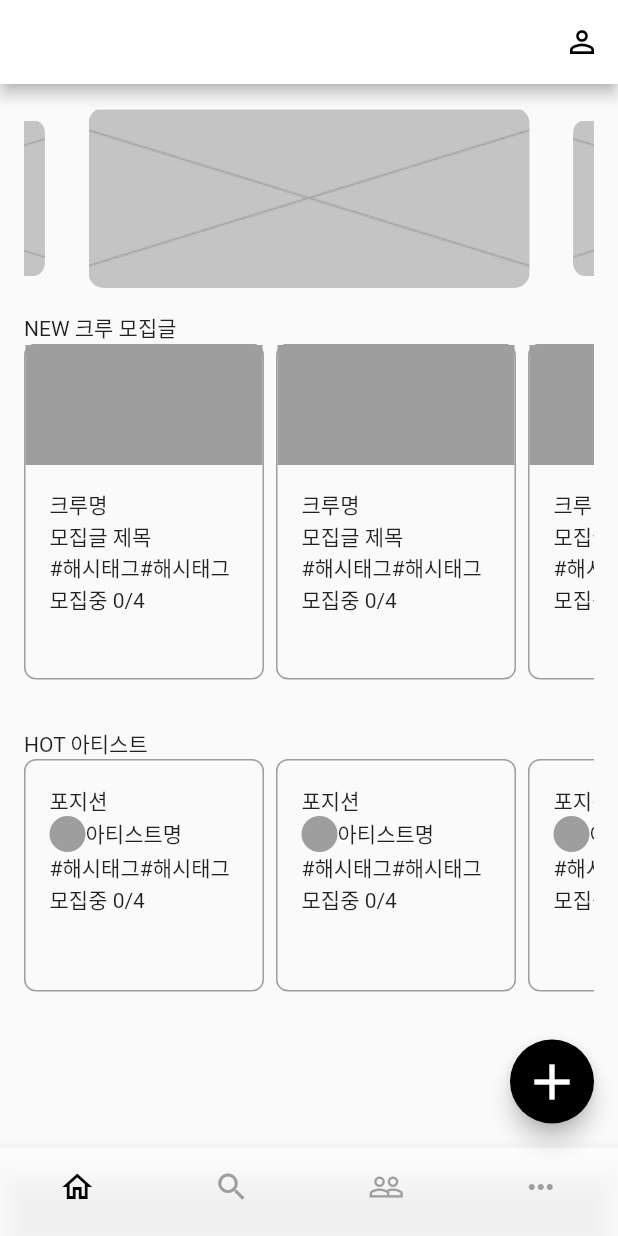
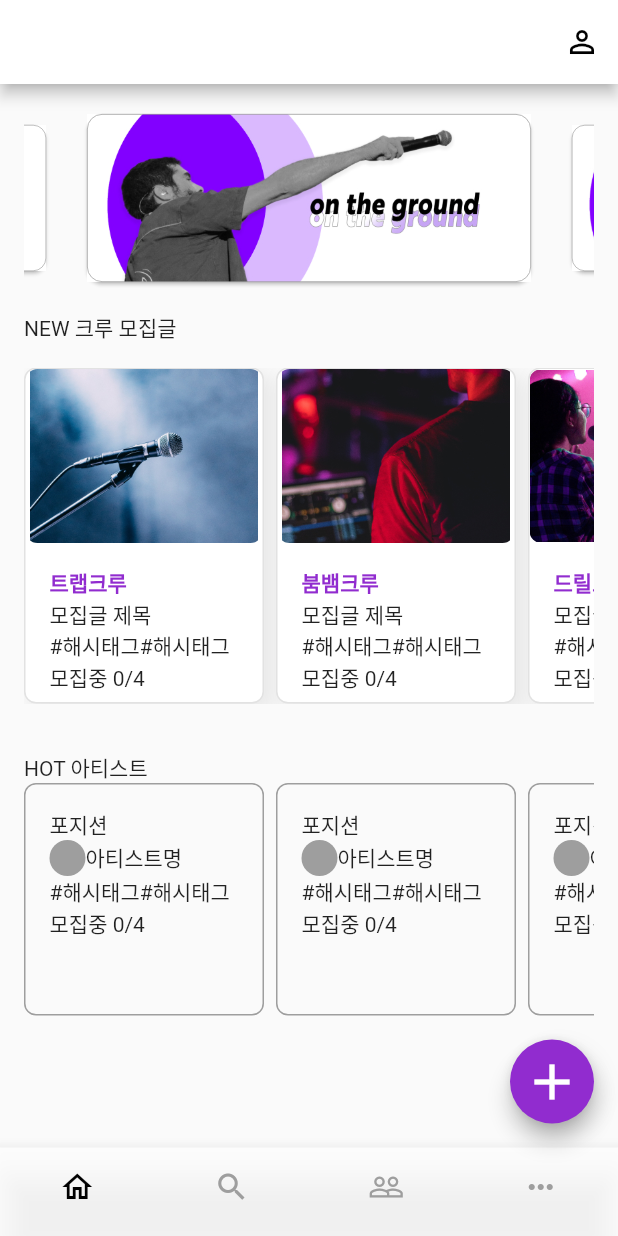
Before and after one commit to zvdrvk/ontheground, a Flutter app: the HomePage screen opened directly, on a phone screen of 412 x 824 dp. Run offline on Flutter 3.47's test engine with Material 2 defaults, Android fonts, the phone set to English and light mode, and no system bars; drawn by our look-alikes of carousel_slider; our stand-ins replace cloud_firestore, firebase_auth, firebase_core; missing offline and left inert: dart:html; accounts and stored records are empty; Roboto replaces fonts that are missing (Pretendard).

Commit message:
에인페이지 스타일 추가

```diff
--- a/lib/home_page.dart
+++ b/lib/home_page.dart
@@ -1,7 +1,12 @@
 import 'package:carousel_slider/carousel_slider.dart';
 import 'package:flutter/material.dart';
-import 'package:ontheground/crew_page.dart';
 import 'package:ontheground/main.dart';
+
+final BannerList = [
+  Image.asset('assets/banner.jpg', fit: BoxFit.cover),
+  Image.asset('assets/banner.jpg', fit: BoxFit.cover),
+  Image.asset('assets/banner.jpg', fit: BoxFit.cover),
+];
 
 class OtgHomePage extends StatelessWidget {
   const OtgHomePage({
@@ -44,15 +49,18 @@ class MainpageBanner extends StatelessWidget {
           enlargeCenterPage: true,
           scrollDirection: Axis.horizontal,
         ),
-        items: imageList.map((image) {
+        items: BannerList.map((image) {
           return Builder(
             builder: (BuildContext context) {
               return Container(
                 width: MediaQuery.of(context).size.width,
-                margin: EdgeInsets.symmetric(horizontal: 5.0),
-                child: ClipRRect(
-                  borderRadius: BorderRadius.circular(10.0),
-                  child: image,
+                child: Card(
+                  shape: RoundedRectangleBorder(
+                      borderRadius: BorderRadius.circular(10),
+                      side: BorderSide(width: 0.5, color: Colors.grey)),
+                  child: ClipRRect(
+                    child: image,
+                  ),
                 ),
               );
             },
@@ -63,13 +71,32 @@ class MainpageBanner extends StatelessWidget {
   }
 }
 
-class MainpageCrew extends StatelessWidget {
+class MainpageCrew extends StatefulWidget {
   const MainpageCrew({
     Key? key,
   }) : super(key: key);
 
   @override
+  State<MainpageCrew> createState() => _MainpageCrewState();
+}
+
+class _MainpageCrewState extends State<MainpageCrew> {
+  @override
   Widget build(BuildContext context) {
+    final List<Map<String, String>> crewContent = const [
+      {
+        "name": "트랩크루",
+        "img": "assets/crew1.jpg",
+      },
+      {
+        "name": "붐뱀크루",
+        "img": "assets/crew2.jpg",
+      },
+      {
+        "name": "드릴크루",
+        "img": "assets/crew3.jpg",
+      },
+    ];
     return Container(
       padding: const EdgeInsets.symmetric(vertical: 16),
       child: Column(
@@ -78,32 +105,57 @@ class MainpageCrew extends StatelessWidget {
           Text('NEW 크루 모집글'),
           Container(
             height: 224,
-            child: ListView(
+            margin: EdgeInsets.only(top: 16),
+            child: ListView.builder(
               scrollDirection: Axis.horizontal,
-              children: [
-                Container(
+              itemCount: crewContent.length,
+              itemBuilder: (context, index) {
+                final crew = crewContent[index % crewContent.length];
+                final name = crew["name"] ?? "이름";
+                final img = crew["img"] ?? "";
+                return Container(
+                  margin: EdgeInsets.only(right: 8),
                   width: 160,
                   decoration: BoxDecoration(
+                    color: Colors.white,
                     border: Border.all(
                       width: 1,
-                      color: Colors.grey,
+                      color: const Color(0xffE2E2E2),
                     ),
                     borderRadius: BorderRadius.all(
                       Radius.circular(8),
                     ),
+                    boxShadow: [
+                      BoxShadow(
+                        color: Colors.black.withOpacity(0.07),
+                        blurRadius: 10,
+                        offset: Offset(5, 5),
+                        spreadRadius: 1,
+                      )
+                    ],
                   ),
                   child: Column(
                     children: [
-                      Container(
-                        height: 80,
-                        color: Colors.grey,
+                      ClipRRect(
+                        borderRadius: BorderRadius.circular(8),
+                        child: Image.asset(
+                          img,
+                          height: 116,
+                          width: double.infinity,
+                        ),
                       ),
                       Container(
                         padding: const EdgeInsets.all(16),
                         child: Column(
                           crossAxisAlignment: CrossAxisAlignment.start,
                           children: [
-                            Text('크루명'),
+                            Text(
+                              name,
+                              style: TextStyle(
+                                color: onthegroundPrimaryColor,
+                                fontWeight: FontWeight.w700,
+                              ),
+                            ),
                             Text('모집글 제목'),
                             Row(
                               children: [
@@ -117,84 +169,9 @@ class MainpageCrew extends StatelessWidget {
                       )
                     ],
                   ),
-                ),
-                SizedBox(width: 8),
-                Container(
-                  width: 160,
-                  decoration: BoxDecoration(
-                    border: Border.all(
-                      width: 1,
-                      color: Colors.grey,
-                    ),
-                    borderRadius: BorderRadius.all(
-                      Radius.circular(8),
-                    ),
-                  ),
-                  child: Column(
-                    children: [
-                      Container(
-                        height: 80,
-                        color: Colors.grey,
-                      ),
-                      Container(
-                        padding: const EdgeInsets.all(16),
-                        child: Column(
-                          crossAxisAlignment: CrossAxisAlignment.start,
-                          children: [
-                            Text('크루명'),
-                            Text('모집글 제목'),
-                            Row(
-                              children: [
-                                Text('#해시태그'),
-                                Text('#해시태그'),
-                              ],
-                            ),
-                            Text('모집중 0/4'),
-                          ],
-                        ),
-                      )
-                    ],
-                  ),
-                ),
-                SizedBox(width: 8),
-                Container(
-                  width: 160,
-                  decoration: BoxDecoration(
-                    border: Border.all(
-                      width: 1,
-                      color: Colors.grey,
-                    ),
-                    borderRadius: BorderRadius.all(
-                      Radius.circular(8),
-                    ),
-                  ),
-                  child: Column(
-                    children: [
-                      Container(
-                        height: 80,
-                        color: Colors.grey,
-                      ),
-                      Container(
-                        padding: const EdgeInsets.all(16),
-                        child: Column(
-                          crossAxisAlignment: CrossAxisAlignment.start,
-                          children: [
-                            Text('크루명'),
-                            Text('모집글 제목'),
-                            Row(
-                              children: [
-                                Text('#해시태그'),
-                                Text('#해시태그'),
-                              ],
-                            ),
-                            Text('모집중 0/4'),
-                          ],
-                        ),
-                      )
-                    ],
-                  ),
-                ),
-              ],
+                );
+                ;
+              },
             ),
           )
         ],
--- a/lib/main.dart
+++ b/lib/main.dart
@@ -1,3 +1,5 @@
+import 'dart:html';
+
 import 'package:firebase_core/firebase_core.dart';
 import 'package:flutter/material.dart';
 import 'package:ontheground/home_page.dart';
@@ -7,11 +9,7 @@ import 'auth_service.dart';
 import 'main_page.dart';
 import 'otg_service.dart';
 
-final imageList = [
-  Image.asset('assets/banner.jpg', fit: BoxFit.cover),
-  Image.asset('assets/banner.jpg', fit: BoxFit.cover),
-  Image.asset('assets/banner.jpg', fit: BoxFit.cover),
-];
+Color onthegroundPrimaryColor = Color(0xff912CCF);
 
 void main() async {
   WidgetsFlutterBinding.ensureInitialized(); // main 함수에서 async 사용하기 위함
@@ -34,6 +32,9 @@ class MyApp extends StatelessWidget {
   Widget build(BuildContext context) {
     final user = context.read<AuthService>().currentUser();
     return MaterialApp(
+      theme: ThemeData(
+        fontFamily: 'Pretendard',
+      ),
       debugShowCheckedModeBanner: false,
       home: user == null ? LoginPage() : HomePage(),
     );
--- a/lib/main_page.dart
+++ b/lib/main_page.dart
@@ -46,7 +46,19 @@ class _HomePageState extends State<HomePage> {
               ),
             ],
           ),
-          floatingActionButton: FloatingActionButton(
+          floatingActionButton: Container(
+            decoration: BoxDecoration(
+              borderRadius: BorderRadius.circular(100),
+              boxShadow: [
+                BoxShadow(
+                  color: Colors.black.withOpacity(0.07),
+                  blurRadius: 10,
+                  offset: Offset(5, 5),
+                  spreadRadius: 1,
+                )
+              ],
+            ),
+            child: FloatingActionButton(
               onPressed: () {
                 // 작성페이지 이동
                 Navigator.pushReplacement(
@@ -58,7 +70,8 @@ class _HomePageState extends State<HomePage> {
                 Icons.add,
                 size: 40,
               ),
-            backgroundColor: Colors.black,
+              backgroundColor: onthegroundPrimaryColor,
+            ),
           ),
           body: SafeArea(
             child: IndexedStack(
```
Also changed, not shown: pubspec.yaml (+22 -0 lines), assets/banner.jpg, assets/crew1.jpg (added), assets/crew2.jpg (added), assets/crew3.jpg (added), 9 other files. Lines whose indentation alone changed are shown as unchanged.
